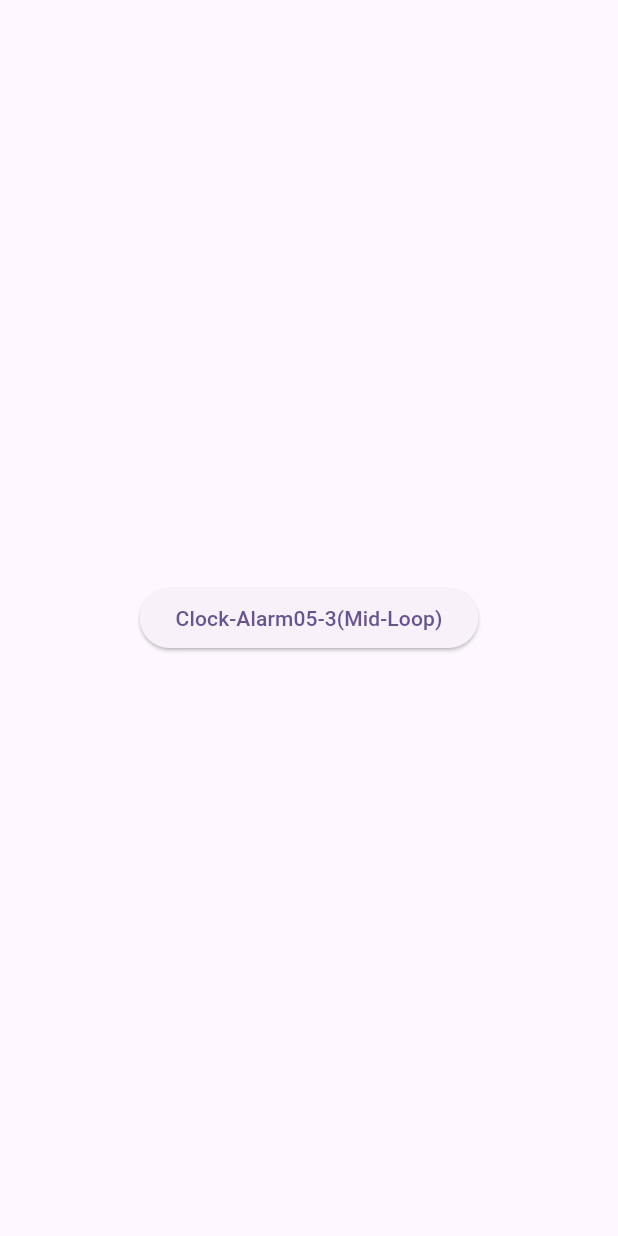
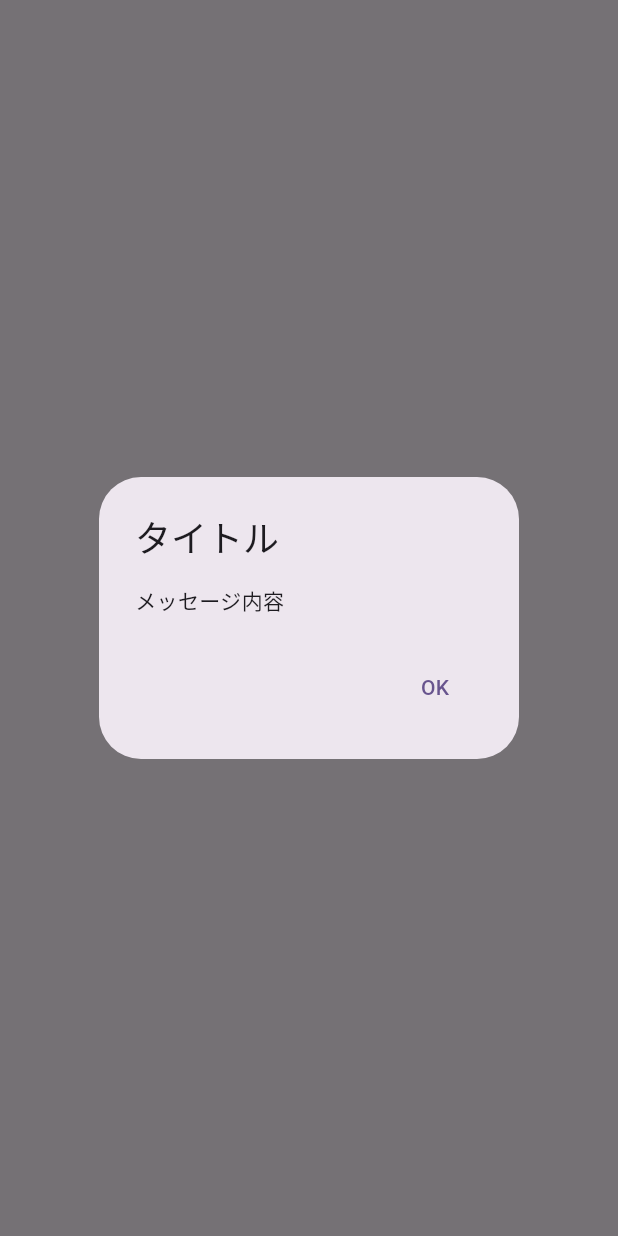
Before and after one commit to Yoshidagumi-group5/bus_app, a Flutter app: the AlarmTest screen opened directly, after a tap on "Clock-Alarm05-3(Mid-Loop)", on a phone screen of 412 x 824 dp. Run offline on Flutter 3.47's test engine with Material 3 defaults, Android fonts, the phone set to English and light mode, and no system bars; our stand-ins replace flutter_riverpod; missing offline and left inert: flutter_ringtone_player.

Commit message:
アラームなったらダイアログ表示する

```diff
--- a/lib/alarm.dart
+++ b/lib/alarm.dart
@@ -1,6 +1,6 @@
-import 'package:alarm/alarm.dart';
 import 'package:flutter/material.dart';
 import 'package:flutter_riverpod/flutter_riverpod.dart';
+import 'package:flutter_ringtone_player/flutter_ringtone_player.dart';
 
 List<String> alarms = [
   'Clock-Alarm05-1(Mid)',
@@ -21,126 +21,46 @@ class AlarmTest extends ConsumerWidget {
   Widget build(BuildContext context, WidgetRef ref) {
     return Scaffold(
       body: Center(
-        child: ElevatedButton(
-          child: Text(alarms[2]),
-          onPressed: () async {
-            await Alarm.init();
-          },
+        child: Column(
+          mainAxisAlignment: MainAxisAlignment.center,
+          children: [
+            ElevatedButton(
+              onPressed: () {
+                debugPrint('テスト');
+                FlutterRingtonePlayer.play(
+                  fromAsset: 'assets/alarms/${alarms[2]}.mp3',
+                  asAlarm: true,
+                  looping: false,
+                );
+                showDialog(
+                  context: context,
+                  builder: (context) {
+                    return AlertDialog(
+                      title: Text("タイトル"),
+                      content: Text("メッセージ内容"),
+                      actions: [
+                        TextButton(
+                          child: Text("OK"),
+                          onPressed: () {
+                            Navigator.pop(context);
+                          },
+                        ),
+                      ],
+                    );
+                  },
+                );
+              },
+              child: Text(alarms[2]),
+            ),
+            ElevatedButton(
+              onPressed: () {
+                FlutterRingtonePlayer.stop();
+              },
+              child: Text('ストップ'),
+            ),
+          ],
         ),
       ),
     );
   }
 }
-
-class Alarms extends ConsumerWidget {
-  const Alarms({super.key, required this.alarmPath});
-
-  final String alarmPath;
-
-  Future<void> alarmSet() async {
-    await Alarm.init();
-
-    // アラームの設定を作成
-    final alarmSettings = AlarmSettings(
-      id: 42,
-      dateTime: DateTime.now().add(const Duration(seconds: 3)),
-      assetAudioPath: 'assets/alarms/$alarmPath.mp3',
-      loopAudio: false,
-      vibrate: true,
-      fadeDuration: 3.0,
-      notificationTitle: 'This is the title',
-      notificationBody: 'This is the body',
-      enableNotificationOnKill: true,
-    );
-
-    // アラームを登録
-    await Alarm.set(alarmSettings: alarmSettings);
-  }
-
-  @override
-  Widget build(BuildContext context, WidgetRef ref) {
-    return ElevatedButton(
-      child: Text('$alarmPath'),
-      onPressed: () {
-        alarmSet();
-      },
-    );
-  }
-}
-
-// import 'package:alarm/alarm.dart';
-// import 'package:flutter/material.dart';
-// import 'package:flutter_riverpod/flutter_riverpod.dart';
-
-// List<String> alarms = [
-//   'Clock-Alarm05-1(Mid)',
-//   'Clock-Alarm05-2(Low)',
-//   'Clock-Alarm05-3(Mid-Loop)',
-//   'Clock-Alarm05-4(Low-Loop)',
-//   'Clock-Alarm05-5(Toggle)',
-//   'Clock-Alarm05-6(Far-Mid)',
-//   'Clock-Alarm05-7(Far-Low)',
-//   'Clock-Alarm05-8(Far-Mid-Loop)',
-//   'Clock-Alarm05-9(Far-Low-Loop)',
-// ];
-
-// class AlarmTest extends ConsumerWidget {
-//   const AlarmTest({super.key});
-
-//   @override
-//   Widget build(BuildContext context, WidgetRef ref) {
-//     final alarm = Alarms(alarmPath: alarms[2]);
-
-//     return Scaffold(
-//       body: Center(
-//         child: Column(
-//           mainAxisAlignment: MainAxisAlignment.center,
-//           children: [
-//             ElevatedButton(
-//               child: Text(alarms[2]),
-//               onPressed: () {
-//                 alarm.alarmSet();
-//               },
-//             ),
-//             ElevatedButton(
-//               child: Text('ストップ'),
-//               onPressed: () {
-//                 alarm.alarmStop();
-//               },
-//             ),
-//           ],
-//         ),
-//       ),
-//     );
-//   }
-// }
-
-// class Alarms {
-//   const Alarms({required this.alarmPath});
-
-//   final String alarmPath;
-
-//   Future<void> alarmSet() async {
-//     await Alarm.init();
-
-//     // アラームの設定を作成
-//     final alarmSettings = AlarmSettings(
-//       id: 42,
-//       dateTime: DateTime.now().add(const Duration(seconds: 3)),
-//       assetAudioPath: 'assets/alarms/$alarmPath.mp3',
-//       loopAudio: true,
-//       vibrate: true,
-//       fadeDuration: 3.0,
-//       notificationTitle: 'This is the title',
-//       notificationBody: 'This is the body',
-//       enableNotificationOnKill: true,
-//     );
-
-//     // アラームを登録
-//     await Alarm.set(alarmSettings: alarmSettings);
-//   }
-
-//   Future<void> alarmStop() async {
-//     await Alarm.stop(42);
-//   }
-// }
--- a/pubspec.yaml
+++ b/pubspec.yaml
@@ -45,6 +45,7 @@ dependencies:
   just_audio: ^0.9.36
   shared_preferences: ^2.2.2
   android_alarm_manager_plus: ^3.0.4
+  flutter_ringtone_player: ^3.2.0
 
 dev_dependencies:
   flutter_test:
```
Also changed, not shown: pubspec.lock.
